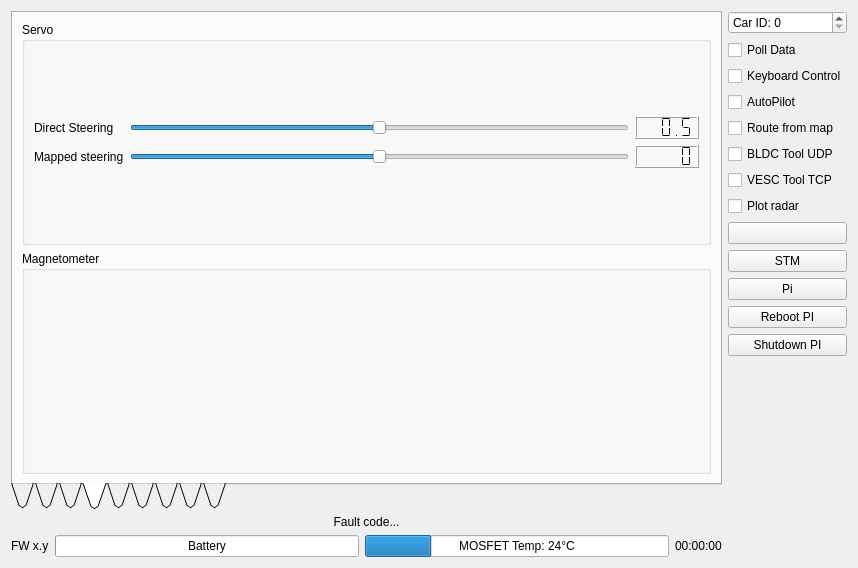
This is Linux/RControlStation/carinterface.ui in vedderb/rise_sdvp as Qt 5 draws it before an edit. The edited form follows.
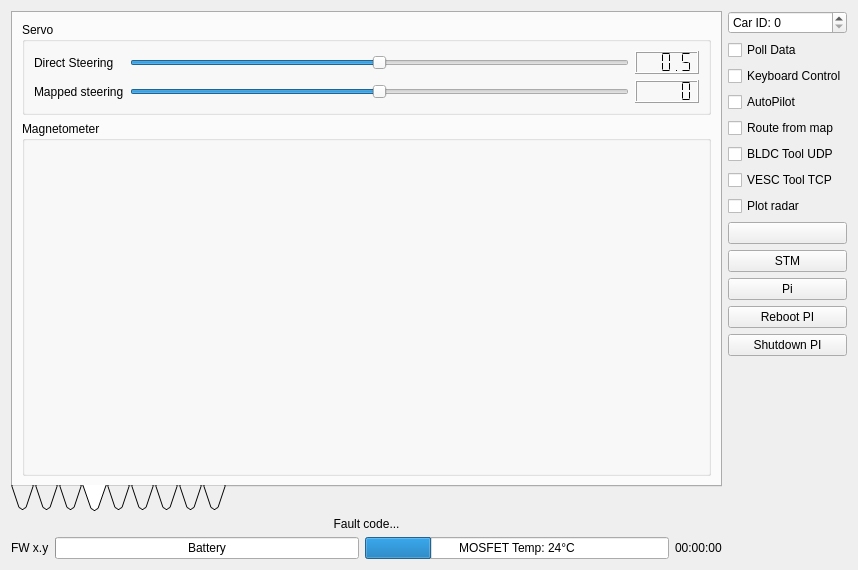
This is the edited form. The open tabs and pages were chosen to show the change. Icons and pictures are not drawn. Custom widgets are drawn as their Qt base class.

Diff of the .ui file:
```diff
--- a/Linux/RControlStation/carinterface.ui
+++ b/Linux/RControlStation/carinterface.ui
@@ -7,7 +7,7 @@
     <x>0</x>
     <y>0</y>
     <width>858</width>
-    <height>568</height>
+    <height>570</height>
    </rect>
   </property>
   <property name="windowTitle">
@@ -342,6 +342,12 @@
          </item>
          <item>
           <widget class="QGroupBox" name="groupBox_2">
+           <property name="sizePolicy">
+            <sizepolicy hsizetype="Preferred" vsizetype="MinimumExpanding">
+             <horstretch>0</horstretch>
+             <verstretch>0</verstretch>
+            </sizepolicy>
+           </property>
            <property name="title">
             <string>Magnetometer</string>
            </property>
```
Left out of the diff: 3 changed lines with no effect on the pictures.
